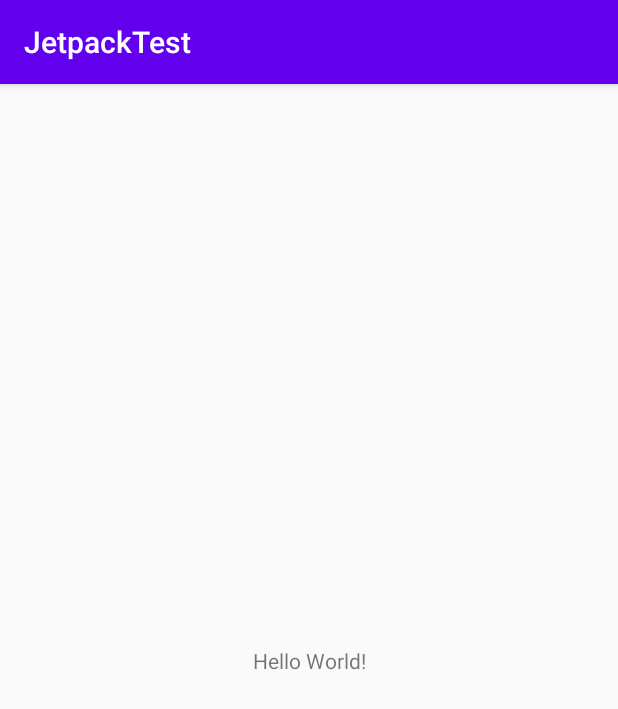
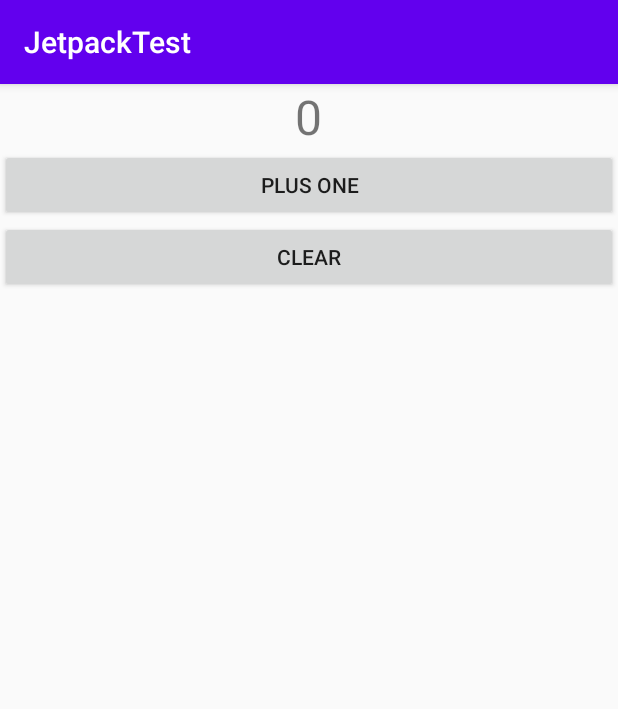
Before and after one commit to Xxxxcy/Android-code, an Android app: the screen it shows after launch (MainActivity), on a phone screen of 412 x 824 dp. Shown: the top 709 px of the screen. Run offline under Robolectric (Android 15) with nearby library versions, the phone set to English and light mode, and no system bars.

Commit message:
8.1 - 17.30

```diff
--- a/JetpackTest/app/build.gradle
+++ b/JetpackTest/app/build.gradle
@@ -5,6 +5,10 @@ apply plugin: 'kotlin-android-extensions'
 android {
     compileSdkVersion 30
     buildToolsVersion "30.0.1"
+
+    kotlinOptions {
+        jvmTarget = "1.8"
+    }
 
     defaultConfig {
         applicationId "com.example.jetpacktest"
@@ -30,6 +34,7 @@ dependencies {
     implementation 'androidx.core:core-ktx:1.3.1'
     implementation 'androidx.appcompat:appcompat:1.1.0'
     implementation 'androidx.constraintlayout:constraintlayout:1.1.3'
+    implementation 'androidx.lifecycle:lifecycle-extensions:2.1.0'
     testImplementation 'junit:junit:4.12'
     androidTestImplementation 'androidx.test.ext:junit:1.1.1'
     androidTestImplementation 'androidx.test.espresso:espresso-core:3.2.0'
--- a/JetpackTest/app/src/main/java/com/example/jetpacktest/MainActivity.kt
+++ b/JetpackTest/app/src/main/java/com/example/jetpacktest/MainActivity.kt
@@ -1,11 +1,60 @@
 package com.example.jetpacktest
 
+import android.content.Context
+import android.content.SharedPreferences
 import androidx.appcompat.app.AppCompatActivity
 import android.os.Bundle
+import androidx.core.content.edit
+import androidx.lifecycle.ViewModelProviders
+import kotlinx.android.synthetic.main.activity_main.*
 
+//手机在旋转的时候 Activity会重建 并且不会保留数据
+//通过ViewModel来解决
 class MainActivity : AppCompatActivity() {
+
+    lateinit var viewModel: MainViewModel
+    lateinit var sp: SharedPreferences
+
     override fun onCreate(savedInstanceState: Bundle?) {
         super.onCreate(savedInstanceState)
         setContentView(R.layout.activity_main)
+
+        //获取 SharedPreferences 实例 获得之前保存的计数
+        sp = getPreferences(Context.MODE_PRIVATE)
+        //如果 没有读到值 则设置0
+        val countReserved = sp.getInt("count_reserved", 0)
+
+        //1：通过 ViewModelProviders 来获取ViewModel的实例
+        //在onCreate中创建实例 之后每次都会创建实例 就不会保存数据
+
+        //2：在ViewModelProviders 的 of()方法中 传入MainViewModelFactory 参数
+        //将读到的计数值传给了 MainViewModelFactory的构造函数 实现传递效果
+        viewModel = ViewModelProviders.of(this, MainViewModelFactory(countReserved))
+                    .get(MainViewModel::class.java)
+
+        plueOneBtn.setOnClickListener {
+            viewModel.counter++
+            refershCounter()
+        }
+
+        clearBtn.setOnClickListener {
+            viewModel.counter = 0
+            refershCounter()
+        }
+
+        refershCounter()
     }
+
+    override fun onPause() {
+        super.onPause()
+        sp.edit {
+            putInt("count_reserved", viewModel.counter)
+        }
+    }
+
+    private fun refershCounter() {
+
+        infoText.text = viewModel.counter.toString()
+    }
+
 }
--- /dev/null
+++ b/JetpackTest/app/src/main/java/com/example/jetpacktest/MainViewModel.kt
@@ -0,0 +1,10 @@
+package com.example.jetpacktest
+
+import androidx.lifecycle.ViewModel
+
+//添加一个参数 用于保存之前的计数
+class MainViewModel(countReserved: Int) : ViewModel(){
+
+    var counter = countReserved
+
+}
--- /dev/null
+++ b/JetpackTest/app/src/main/java/com/example/jetpacktest/MainViewModelFactory.kt
@@ -0,0 +1,12 @@
+package com.example.jetpacktest
+
+import androidx.lifecycle.ViewModel
+import androidx.lifecycle.ViewModelProvider
+
+//向 MainViewModel 的构造函数 传递数据
+class MainViewModelFactory(private val countReserved: Int): ViewModelProvider.Factory {
+
+    override fun <T : ViewModel?> create(modelClass: Class<T>): T {
+        return MainViewModel(countReserved) as T
+    }
+}
--- a/JetpackTest/app/src/main/res/layout/activity_main.xml
+++ b/JetpackTest/app/src/main/res/layout/activity_main.xml
@@ -1,18 +1,29 @@
 <?xml version="1.0" encoding="utf-8"?>
-<androidx.constraintlayout.widget.ConstraintLayout xmlns:android="http://schemas.android.com/apk/res/android"
-    xmlns:app="http://schemas.android.com/apk/res-auto"
-    xmlns:tools="http://schemas.android.com/tools"
+<LinearLayout
+    xmlns:android="http://schemas.android.com/apk/res/android"
     android:layout_width="match_parent"
     android:layout_height="match_parent"
-    tools:context=".MainActivity">
+    android:orientation="vertical">
 
     <TextView
+        android:id="@+id/infoText"
         android:layout_width="wrap_content"
         android:layout_height="wrap_content"
-        android:text="Hello World!"
-        app:layout_constraintBottom_toBottomOf="parent"
-        app:layout_constraintLeft_toLeftOf="parent"
-        app:layout_constraintRight_toRightOf="parent"
-        app:layout_constraintTop_toTopOf="parent" />
+        android:layout_gravity="center_horizontal"
+        android:textSize="32sp" />
 
-</androidx.constraintlayout.widget.ConstraintLayout>
+    <Button
+        android:id="@+id/plueOneBtn"
+        android:layout_width="match_parent"
+        android:layout_height="wrap_content"
+        android:layout_gravity="center_horizontal"
+        android:text="Plus One" />
+
+    <Button
+        android:id="@+id/clearBtn"
+        android:layout_width="match_parent"
+        android:layout_height="wrap_content"
+        android:layout_gravity="center_horizontal"
+        android:text="Clear" />
+
+</LinearLayout>
```
